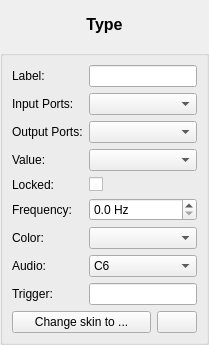
Qt form app/elementeditor.ui (GIBIS-UNIFESP/wiRedPanda) before a commit.
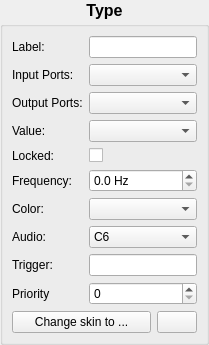
The same form after that commit. Icons and pictures are not drawn.

```diff
--- a/app/elementeditor.ui
+++ b/app/elementeditor.ui
@@ -246,6 +246,20 @@
         </property>
        </widget>
       </item>
+      <item row="16" column="0">
+       <widget class="QLabel" name="labelPriority">
+        <property name="text">
+         <string>Priority</string>
+        </property>
+       </widget>
+      </item>
+      <item row="16" column="1">
+       <widget class="QSpinBox" name="spinBoxPriority">
+        <property name="maximum">
+         <number>9</number>
+        </property>
+       </widget>
+      </item>
      </layout>
     </widget>
    </item>
```
